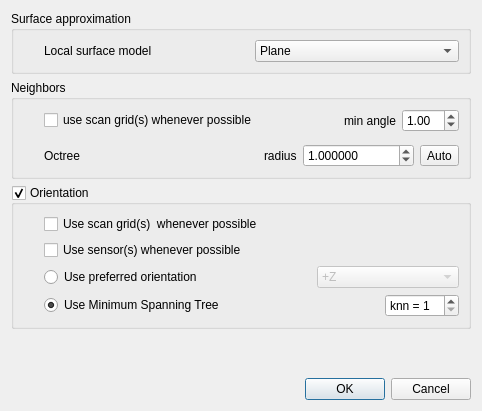
Old version of the form qCC/ui_templates/normalComputationDlg.ui in the repository CloudCompare/CloudCompare.
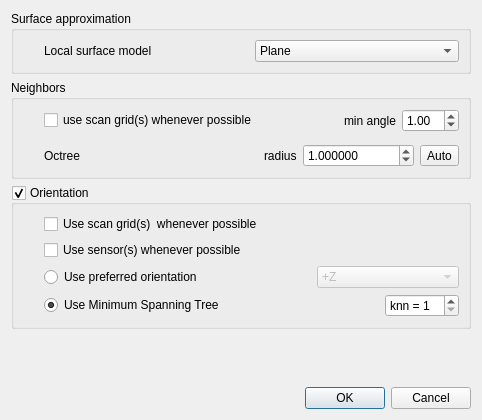
New version of the form.

```diff
--- a/qCC/ui_templates/normalComputationDlg.ui
+++ b/qCC/ui_templates/normalComputationDlg.ui
@@ -7,7 +7,7 @@
     <x>0</x>
     <y>0</y>
     <width>482</width>
-    <height>411</height>
+    <height>420</height>
    </rect>
   </property>
   <property name="windowTitle">
```
Left out of the diff: 20 changed lines with no effect on the pictures.
